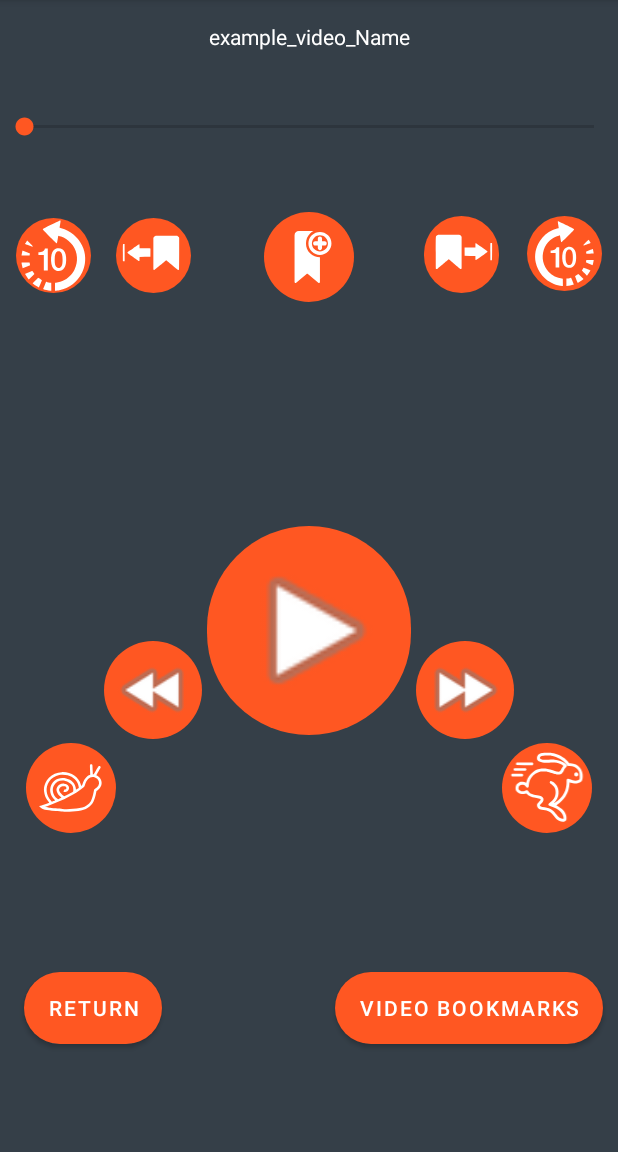
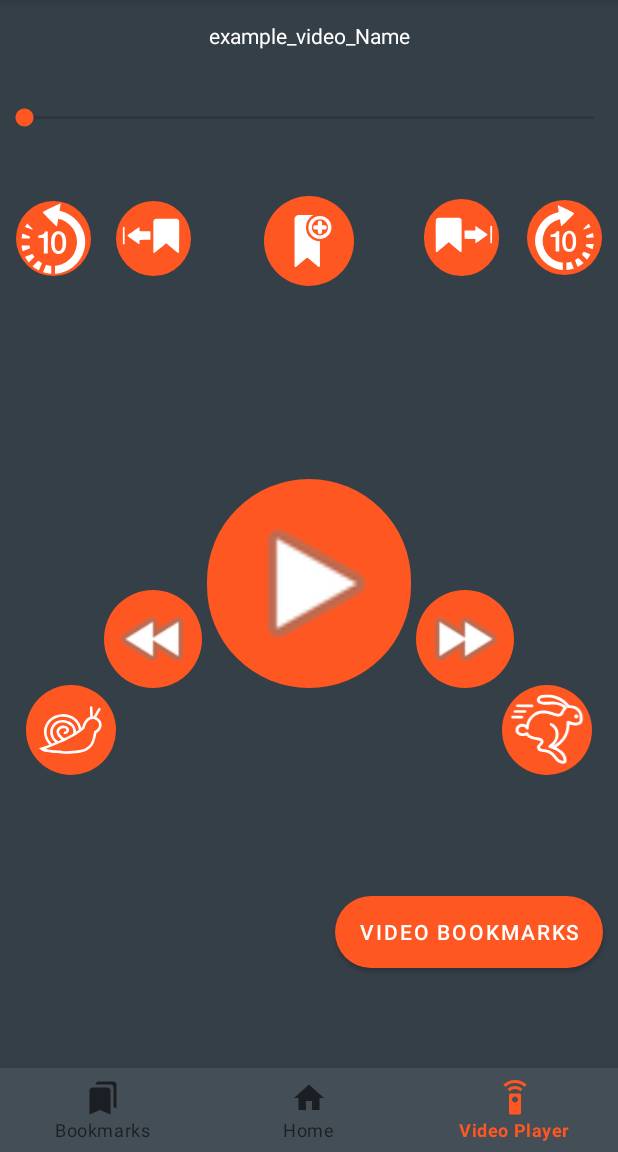
Before and after one commit to GiovanniFontani/Rewind, an Android app: the VideoPlayerFragment screen opened through its navigation route, on a phone screen of 412 x 824 dp, the part 84-1236 px from its top. Run offline under Robolectric (Android 15) with nearby library versions, the phone set to English and light mode, and no system bars; our stand-ins replace Room's generated code, navigation-ui.

Commit message:
Added Navigation Bar
to all fragments

```diff
--- a/app/src/main/java/com/example/rewind/IntroFragment.java
+++ b/app/src/main/java/com/example/rewind/IntroFragment.java
@@ -8,9 +8,11 @@ import android.view.ViewGroup;
 
 import androidx.annotation.NonNull;
 import androidx.fragment.app.Fragment;
+import androidx.navigation.NavController;
 import androidx.navigation.fragment.NavHostFragment;
 
 import com.example.rewind.audio.Boombox;
+import com.google.android.material.bottomnavigation.BottomNavigationView;
 
 public class IntroFragment extends Fragment {
 
@@ -30,7 +32,6 @@ public class IntroFragment extends Fragment {
     @Override
     public View onCreateView(LayoutInflater inflater, ViewGroup container,
                              Bundle savedInstanceState) {
-        // Inflate the layout for this fragment
         return inflater.inflate(R.layout.fragment_intro, container, false);
     }
 
--- a/app/src/main/java/com/example/rewind/MainActivity.java
+++ b/app/src/main/java/com/example/rewind/MainActivity.java
@@ -1,6 +1,10 @@
 package com.example.rewind;
 
 import androidx.appcompat.app.AppCompatActivity;
+import androidx.navigation.NavController;
+import androidx.navigation.Navigation;
+import androidx.navigation.fragment.NavHostFragment;
+import androidx.navigation.ui.NavigationUI;
 
 
 import android.content.Intent;
@@ -8,6 +12,7 @@ import android.os.Bundle;
 import android.os.Handler;
 
 import com.example.rewind.audio.Boombox;
+import com.google.android.material.bottomnavigation.BottomNavigationView;
 
 import java.util.Objects;
 
@@ -19,5 +24,9 @@ public class MainActivity extends AppCompatActivity {
         Boombox.getInstance().load(this);
         setTheme(R.style.Theme_Rewind);
         setContentView(R.layout.activity_main);
+        BottomNavigationView bottomNavigationView = this.findViewById(R.id.bottom_navigatin_view);
+        NavHostFragment navFragment = (NavHostFragment) this.getSupportFragmentManager().findFragmentById(R.id.nav_host_fragment);
+        assert navFragment != null;
+        NavigationUI.setupWithNavController(bottomNavigationView,navFragment.getNavController());
     }
 }
--- a/app/src/main/java/com/example/rewind/VideoPlayerFragment.java
+++ b/app/src/main/java/com/example/rewind/VideoPlayerFragment.java
@@ -15,6 +15,7 @@ import androidx.constraintlayout.widget.ConstraintLayout;
 import androidx.fragment.app.Fragment;
 import androidx.lifecycle.ViewModelProvider;
 import androidx.navigation.fragment.NavHostFragment;
+import androidx.navigation.ui.NavigationUI;
 import androidx.recyclerview.widget.LinearLayoutManager;
 import androidx.recyclerview.widget.RecyclerView;
 
@@ -32,6 +33,7 @@ import com.example.rewind.bookmarking.VideoBookmarkListAdapter;
 import com.example.rewind.bookmarking.database.Bookmark;
 import com.example.rewind.bookmarking.database.BookmarkViewModel;
 import com.example.rewind.bookmarking.database.DateGetter;
+import com.google.android.material.bottomnavigation.BottomNavigationView;
 
 public class VideoPlayerFragment extends Fragment {
     private static final String MSG = "param1";
@@ -239,10 +241,5 @@ public class VideoPlayerFragment extends Fragment {
                 Boombox.getInstance().play(R.raw.navigation_transition_right);
             }
         });
-        view.findViewById(R.id.return_to_intro_button).setOnClickListener(view12 -> NavHostFragment.findNavController(VideoPlayerFragment.this)
-                .navigate(R.id.action_videoPlayerFragment_to_introFragment));
-
     }
-
-
 }
--- a/app/src/main/java/com/example/rewind/bookmarking/BookmarkFragment.java
+++ b/app/src/main/java/com/example/rewind/bookmarking/BookmarkFragment.java
@@ -68,13 +68,6 @@ public class BookmarkFragment extends Fragment implements ItemTouchListener {
             recycler.setAdapter(adapter);
             bookmarkViewModel = new ViewModelProvider(requireActivity()).get(BookmarkViewModel.class);
             bookmarkViewModel.getAll().observe(getViewLifecycleOwner(), adapter::submitList);
-            bookmarkView.findViewById(R.id.nav_from_bookmark_to_intro).setOnClickListener(new View.OnClickListener() {
-                @Override
-                public void onClick(View view) {
-                    NavHostFragment.findNavController(BookmarkFragment.this)
-                            .navigate(R.id.action_bookmarkFragment_to_introFragment);
-                }
-            });
             ActivityResultLauncher<Intent> launcher = registerForActivityResult(new ActivityResultContracts.StartActivityForResult(),
                     result -> {
                         if (result.getResultCode() == Activity.RESULT_OK) {
--- /dev/null
+++ b/app/src/main/res/drawable/bookmarks_icon.xml
@@ -0,0 +1,10 @@
+<vector xmlns:android="http://schemas.android.com/apk/res/android"
+    android:width="24dp"
+    android:height="24dp"
+    android:viewportWidth="24"
+    android:viewportHeight="24"
+    android:tint="?attr/colorControlNormal">
+  <path
+      android:fillColor="@android:color/white"
+      android:pathData="M19,18l2,1V3c0,-1.1 -0.9,-2 -2,-2H8.99C7.89,1 7,1.9 7,3h10c1.1,0 2,0.9 2,2v13zM15,5H5c-1.1,0 -2,0.9 -2,2v16l7,-3 7,3V7c0,-1.1 -0.9,-2 -2,-2z"/>
+</vector>
--- /dev/null
+++ b/app/src/main/res/drawable/home.xml
@@ -0,0 +1,10 @@
+<vector xmlns:android="http://schemas.android.com/apk/res/android"
+    android:width="24dp"
+    android:height="24dp"
+    android:viewportWidth="24"
+    android:viewportHeight="24"
+    android:tint="?attr/colorControlNormal">
+  <path
+      android:fillColor="@android:color/white"
+      android:pathData="M10,20v-6h4v6h5v-8h3L12,3 2,12h3v8z"/>
+</vector>
--- /dev/null
+++ b/app/src/main/res/drawable/video_player_icon.xml
@@ -0,0 +1,10 @@
+<vector xmlns:android="http://schemas.android.com/apk/res/android"
+    android:width="24dp"
+    android:height="24dp"
+    android:viewportWidth="24"
+    android:viewportHeight="24"
+    android:tint="?attr/colorControlNormal">
+  <path
+      android:fillColor="@android:color/white"
+      android:pathData="M15,9L9,9c-0.55,0 -1,0.45 -1,1v12c0,0.55 0.45,1 1,1h6c0.55,0 1,-0.45 1,-1L16,10c0,-0.55 -0.45,-1 -1,-1zM12,15c-1.1,0 -2,-0.9 -2,-2s0.9,-2 2,-2 2,0.9 2,2 -0.9,2 -2,2zM7.05,6.05l1.41,1.41C9.37,6.56 10.62,6 12,6s2.63,0.56 3.54,1.46l1.41,-1.41C15.68,4.78 13.93,4 12,4s-3.68,0.78 -4.95,2.05zM12,0C8.96,0 6.21,1.23 4.22,3.22l1.41,1.41C7.26,3.01 9.51,2 12,2s4.74,1.01 6.36,2.64l1.41,-1.41C17.79,1.23 15.04,0 12,0z"/>
+</vector>
--- a/app/src/main/res/layout/activity_main.xml
+++ b/app/src/main/res/layout/activity_main.xml
@@ -12,10 +12,21 @@
         android:layout_width="0dp"
         android:layout_height="0dp"
         app:defaultNavHost="true"
-        app:layout_constraintBottom_toBottomOf="parent"
+        app:layout_constraintBottom_toTopOf="@id/bottom_navigatin_view"
         app:layout_constraintLeft_toLeftOf="parent"
-
         app:layout_constraintRight_toRightOf="parent"
         app:layout_constraintTop_toTopOf="parent"
         app:navGraph="@navigation/nav_graph" />
+
+    <com.google.android.material.bottomnavigation.BottomNavigationView
+        android:id="@+id/bottom_navigatin_view"
+        android:layout_width="0dp"
+        android:layout_height="wrap_content"
+        android:layout_marginStart="0dp"
+        android:layout_marginEnd="0dp"
+        android:background="#444E57"
+        app:layout_constraintBottom_toBottomOf="parent"
+        app:layout_constraintLeft_toLeftOf="parent"
+        app:layout_constraintRight_toRightOf="parent"
+        app:menu="@menu/bottom_nav" />
 </androidx.constraintlayout.widget.ConstraintLayout>
--- a/app/src/main/res/layout/fragment_intro.xml
+++ b/app/src/main/res/layout/fragment_intro.xml
@@ -72,5 +72,4 @@
         app:layout_constraintStart_toStartOf="parent"
         app:layout_constraintTop_toBottomOf="@+id/home_logo"
         app:layout_constraintVertical_bias="0.689" />
-
 </androidx.constraintlayout.widget.ConstraintLayout>
--- a/app/src/main/res/layout/fragment_item_list.xml
+++ b/app/src/main/res/layout/fragment_item_list.xml
@@ -30,19 +30,6 @@
         tools:listitem="@layout/fragment_bookmark" />
 
     <com.google.android.material.button.MaterialButton
-        android:id="@+id/nav_from_bookmark_to_intro"
-        android:layout_width="wrap_content"
-        android:layout_height="wrap_content"
-        android:text="Back"
-        android:textColor="@color/white"
-        ads:layout_constraintBottom_toBottomOf="parent"
-        ads:layout_constraintEnd_toEndOf="parent"
-        ads:layout_constraintHorizontal_bias="0.1"
-        ads:layout_constraintStart_toStartOf="parent"
-        ads:layout_constraintTop_toTopOf="parent"
-        ads:layout_constraintVertical_bias="0.98" />
-
-    <com.google.android.material.button.MaterialButton
         android:id="@+id/delete_bookmark_button"
         style="@style/MaterialButtonStyle"
         android:layout_width="wrap_content"
--- a/app/src/main/res/layout/fragment_video_player.xml
+++ b/app/src/main/res/layout/fragment_video_player.xml
@@ -60,20 +60,6 @@
             app:layout_constraintBottom_toBottomOf="parent"
             app:layout_constraintEnd_toEndOf="parent"
             app:layout_constraintHorizontal_bias="0.957"
-            app:layout_constraintStart_toStartOf="parent"
-            app:layout_constraintTop_toTopOf="parent"
-            app:layout_constraintVertical_bias="0.9"
-            tools:ignore="TextContrastCheck" />
-
-        <Button
-            android:id="@+id/return_to_intro_button"
-            android:layout_width="wrap_content"
-            android:layout_height="wrap_content"
-            android:text="@string/return_button"
-            android:background="@drawable/rounded_button"
-            app:layout_constraintBottom_toBottomOf="parent"
-            app:layout_constraintEnd_toEndOf="parent"
-            app:layout_constraintHorizontal_bias="0.05"
             app:layout_constraintStart_toStartOf="parent"
             app:layout_constraintTop_toTopOf="parent"
             app:layout_constraintVertical_bias="0.9"
--- /dev/null
+++ b/app/src/main/res/menu/bottom_nav.xml
@@ -0,0 +1,18 @@
+<?xml version="1.0" encoding="utf-8"?>
+<menu xmlns:app="http://schemas.android.com/apk/res-auto"
+    xmlns:android="http://schemas.android.com/apk/res/android">
+
+    <item
+        android:id="@+id/bookmarkFragment"
+        android:title="Bookmarks"
+        android:icon="@drawable/bookmarks_icon"/>
+    <item
+        android:id="@+id/introFragment"
+        android:title="Home"
+        android:icon="@drawable/home"/>
+    <item
+        android:id="@+id/videoPlayerFragment"
+        android:title="Video Player"
+        android:icon="@drawable/video_player_icon"/>
+
+</menu>
--- a/app/src/main/res/values/themes.xml
+++ b/app/src/main/res/values/themes.xml
@@ -1,12 +1,5 @@
 <resources xmlns:tools="http://schemas.android.com/tools">
     <style name="Theme.Rewind" parent="Theme.MaterialComponents.DayNight">
-
-        <!-- Primary brand color. -->
-        <item name="colorPrimary">@color/orange_button_unpressed</item>
-        <item name="colorPrimaryDark">#F44336</item>
-        <item name="colorAccent">@color/teal_200</item>
-
-        <!-- Customize your theme here. -->
 
         <item name="android:soundEffectsEnabled">false</item>
         <item name="colorPrimary">@color/orange_button_unpressed</item>
```
